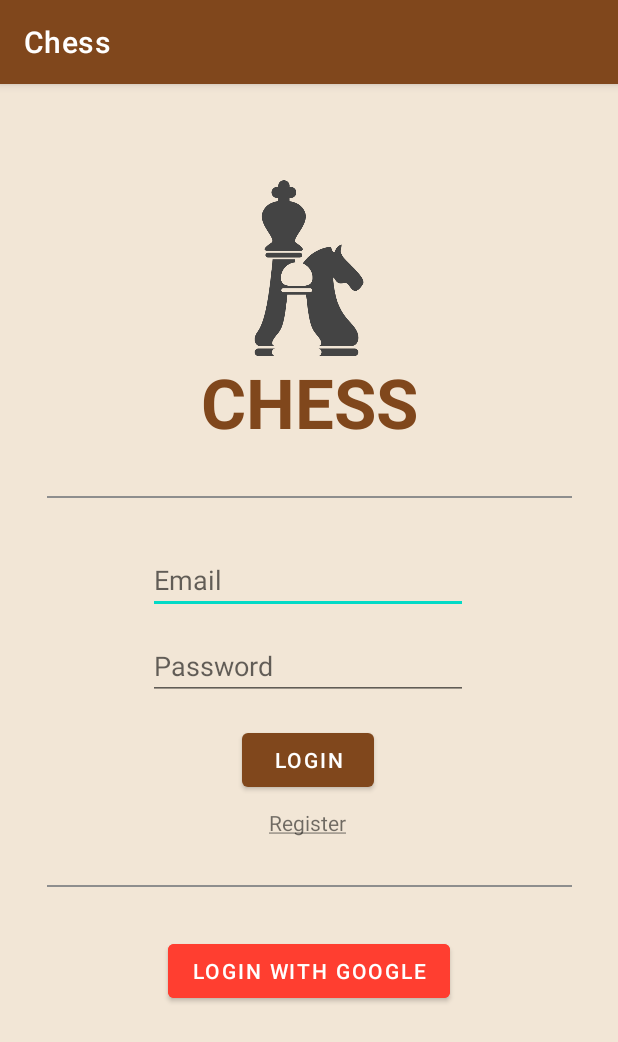
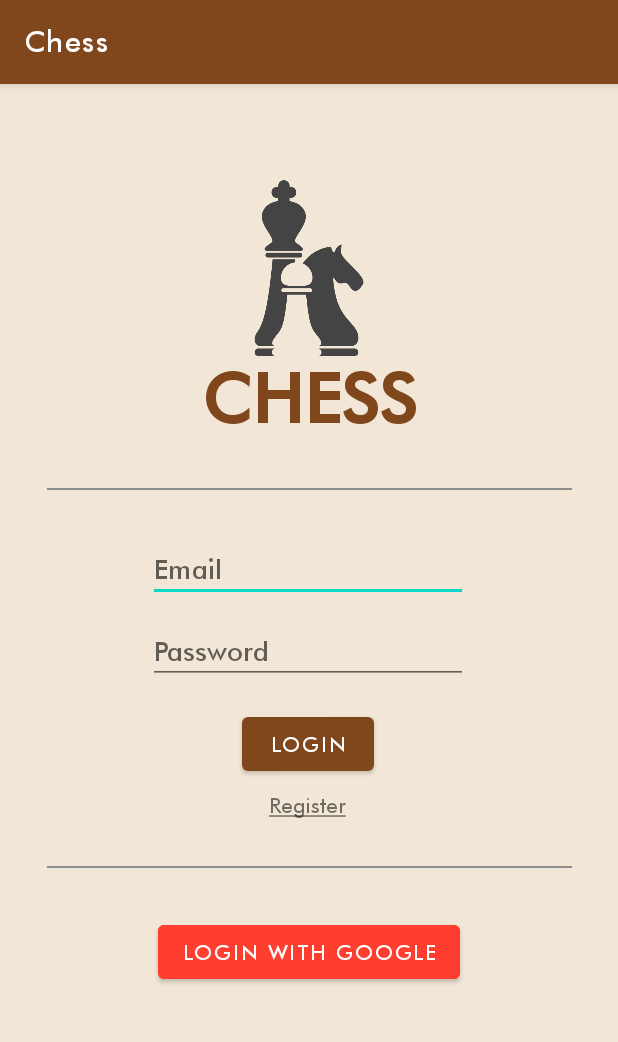
Before and after one commit to GioPec/MACC-chess-app, an Android app: the screen it shows after launch (Login), on a phone screen of 412 x 824 dp. Shown: the top 1042 px of the screen. Run offline under Robolectric (Android 15) with nearby library versions, the phone set to English and light mode, and no system bars; our stand-ins replace Firebase (no records; nobody signed in at launch, a user with empty details on screens opened directly).

Commit message:
futura font; fixes when reading profile and 0 or 1 matches played

```diff
--- a/app/src/main/java/com/macc/android/chess/MainMenu.kt
+++ b/app/src/main/java/com/macc/android/chess/MainMenu.kt
@@ -152,7 +152,7 @@ class MainMenu : AppCompatActivity() {
                     }
                 },
                 { error ->
-                    stockfishStatus.text = "Chess API" + error
+                    stockfishStatus.text = "Chess API $error"
                     stockfishStatus.setTextColor(Color.RED)
                 },
 
--- a/app/src/main/res/layout/activity_main_menu.xml
+++ b/app/src/main/res/layout/activity_main_menu.xml
@@ -21,6 +21,7 @@
         android:id="@+id/textView5"
         android:layout_width="wrap_content"
         android:layout_height="wrap_content"
+        android:fontFamily="@font/futura_extra_black_font"
         android:text="CHESS"
         android:textColor="@color/brown"
         android:textSize="46sp"
--- a/app/src/main/res/values-night/themes.xml
+++ b/app/src/main/res/values-night/themes.xml
@@ -2,15 +2,22 @@
     <!-- Base application theme. -->
     <style name="Theme.Chess" parent="Theme.MaterialComponents.DayNight.DarkActionBar">
         <!-- Primary brand color. -->
-        <item name="colorPrimary">@color/purple_200</item>
+        <item name="colorPrimary">@color/brown</item>
+        <!--
         <item name="colorPrimaryVariant">@color/purple_700</item>
-        <item name="colorOnPrimary">@color/black</item>
+        <item name="colorOnPrimary">@color/white</item>
+        -->
         <!-- Secondary brand color. -->
+        <!--
         <item name="colorSecondary">@color/teal_200</item>
-        <item name="colorSecondaryVariant">@color/teal_200</item>
+        <item name="colorSecondaryVariant">@color/teal_700</item>
         <item name="colorOnSecondary">@color/black</item>
+        -->
         <!-- Status bar color. -->
-        <item name="android:statusBarColor" tools:targetApi="l">?attr/colorPrimaryVariant</item>
+
+        <item name="android:statusBarColor" tools:targetApi="l">@color/brown</item>
+
         <!-- Customize your theme here. -->
+        <item name="fontFamily">@font/futura_medium_bt</item>
     </style>
 </resources>
--- a/app/src/main/res/values/themes.xml
+++ b/app/src/main/res/values/themes.xml
@@ -18,5 +18,6 @@
         <item name="android:statusBarColor" tools:targetApi="l">@color/brown</item>
 
         <!-- Customize your theme here. -->
+        <item name="fontFamily">@font/futura_medium_bt</item>
     </style>
 </resources>
```
Also changed, not shown: app/src/main/java/com/macc/android/chess/ChessPointsChart.kt (+7 -4 lines), app/src/main/java/com/macc/android/chess/EvaluationChart.kt (+5 -5 lines), app/src/main/java/com/macc/android/chess/Profile.kt (+5 -2 lines), app/src/main/java/com/macc/android/chess/StockfishGame.kt (+6 -6 lines), app/src/main/res/font/futura_medium_bt.ttf (added).
